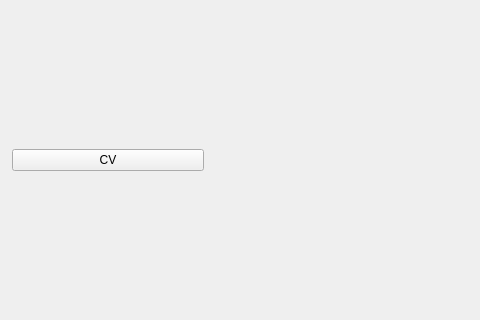
Old version of the form EMRE.ui in the repository rst030/EMRE; both pictures show x 0 to 480 and y 156 to 476 of the 1143 by 600 pixel window.
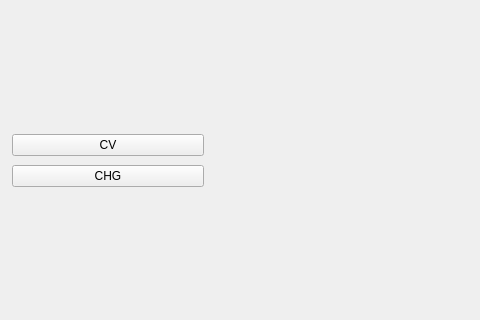
New version of the form. Icons and pictures are not drawn.

Patch:
```diff
--- a/EMRE.ui
+++ b/EMRE.ui
@@ -118,6 +118,13 @@
           </property>
          </widget>
         </item>
+        <item>
+         <widget class="QPushButton" name="CHG_button">
+          <property name="text">
+           <string>CHG</string>
+          </property>
+         </widget>
+        </item>
         <item>
          <spacer name="verticalSpacer">
           <property name="orientation">
```
